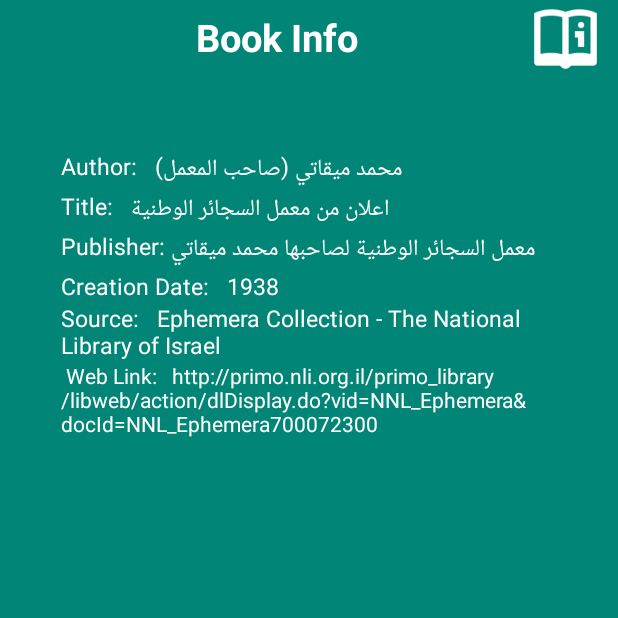
After one commit to tsofenAndroidteam/Main_rep_1, an Android app: the BookinfoActivity screen opened directly, with no data from a screen before it, on a phone screen of 412 x 824 dp, the top half of it. The commit adds this screen. Run offline under Robolectric (Android 15) with nearby library versions, the phone set to English and light mode, and no system bars.

Commit message:
-added Bookinfo Activity -added star bookmark at item -added star library to gradle -added new icon -added transperant logo

```diff
--- a/app/build.gradle
+++ b/app/build.gradle
@@ -27,4 +27,5 @@ dependencies {
     compile 'com.android.support:appcompat-v7:24.2.0'
     compile 'com.android.support:design:24.2.0'
     compile 'com.facebook.fresco:fresco:0.5.2'
+    compile 'com.github.ivbaranov:materialfavoritebutton:0.1.2'
 }
--- /dev/null
+++ b/app/src/main/java/com/example/misho/login/BookinfoActivity.java
@@ -0,0 +1,13 @@
+package com.example.misho.login;
+
+import android.support.v7.app.AppCompatActivity;
+import android.os.Bundle;
+
+public class BookinfoActivity extends AppCompatActivity {
+
+    @Override
+    protected void onCreate(Bundle savedInstanceState) {
+        super.onCreate(savedInstanceState);
+        setContentView(R.layout.activity_bookinfo2);
+    }
+}
--- a/app/src/main/java/com/example/misho/login/Item/ViewPagerActivity.java
+++ b/app/src/main/java/com/example/misho/login/Item/ViewPagerActivity.java
@@ -12,6 +12,7 @@ import android.view.ViewGroup;
 import android.widget.EditText;
 import android.widget.TextView;
 
+import com.example.misho.login.BookinfoActivity;
 import com.example.misho.login.R;
 import com.example.misho.login.SearchActivity;
 import com.facebook.common.logging.FLog;
@@ -161,6 +162,11 @@ public class ViewPagerActivity extends AppCompatActivity {
     ViewPager vpGallery;
     EditText etchange;
     TextView textView1;
+
+    public void bookinfo(View v){
+        Intent bookinfoactivity = new Intent(this,BookinfoActivity.class);
+        startActivity(bookinfoactivity);
+    }
 
     public void changepage(View v){
 
--- /dev/null
+++ b/app/src/main/res/layout/activity_bookinfo2.xml
@@ -0,0 +1,109 @@
+<LinearLayout xmlns:android="http://schemas.android.com/apk/res/android"
+    android:orientation="vertical"
+    android:layout_width="fill_parent"
+    android:layout_height="fill_parent"
+    android:weightSum="1"
+    android:background="@color/accent_material_light">
+
+
+    <FrameLayout
+        android:layout_width="match_parent"
+        android:layout_height="wrap_content"
+        android:background="@color/accent_material_light"
+        android:focusable="false" >
+
+        <TextView
+            android:layout_width="150dp"
+            android:layout_height="wrap_content"
+            android:text="Book Info"
+            android:id="@+id/textView4"
+            android:singleLine="false"
+            android:textStyle="bold|normal"
+            android:layout_gravity="center"
+            android:textColor="#ffffff"
+            android:textSize="25dp" />
+
+        <ImageView
+            android:layout_width="50dp"
+            android:layout_height="50dp"
+            android:id="@+id/imageView11"
+            android:layout_gravity="right|center_vertical"
+            android:src="@drawable/book_info"
+            android:layout_marginRight="10dp" />
+
+    </FrameLayout>
+
+    <LinearLayout
+        android:orientation="horizontal"
+        android:layout_width="match_parent"
+        android:layout_height="wrap_content"
+        android:weightSum="1"
+        android:paddingTop="50dp" >
+
+        <FrameLayout
+            android:layout_width="0dp"
+            android:layout_height="match_parent"
+            android:layout_weight="0.1" />
+
+        <LinearLayout
+            android:orientation="vertical"
+            android:layout_width="0dp"
+            android:layout_height="214dp"
+            android:layout_weight="0.8" >
+
+            <TextView
+                android:layout_width="wrap_content"
+                android:layout_height="wrap_content"
+                android:text="Author:   محمد ميقاتي (صاحب المعمل)"
+                android:id="@+id/textView12"
+                android:textColor="#ffff"
+                android:textSize="15dp" />
+
+            <TextView
+                android:layout_width="wrap_content"
+                android:layout_height="wrap_content"
+                android:text="Title:   اعلان من معمل السجائر الوطنية"
+                android:id="@+id/textView13"
+                android:textColor="#ffff"
+                android:textSize="15dp" />
+
+            <TextView
+                android:layout_width="wrap_content"
+                android:layout_height="wrap_content"
+                android:text="Publisher: معمل السجائر الوطنية لصاحبها محمد ميقاتي"
+                android:id="@+id/textView14"
+                android:textColor="#ffff"
+                android:textSize="15dp" />
+
+            <TextView
+                android:layout_width="wrap_content"
+                android:layout_height="wrap_content"
+                android:text="Creation Date:   1938"
+                android:id="@+id/textView15"
+                android:textColor="#ffff"
+                android:textSize="15dp" />
+
+            <TextView
+                android:layout_width="wrap_content"
+                android:layout_height="wrap_content"
+                android:text="Source:   Ephemera Collection - The National Library of Israel"
+                android:id="@+id/textView16"
+                android:textColor="#ffff"
+                android:textSize="15dp" />
+
+            <TextView
+                android:layout_width="wrap_content"
+                android:layout_height="101dp"
+                android:text=" Web Link:   http://primo.nli.org.il/primo_library/libweb/action/dlDisplay.do?vid=NNL_Ephemera&amp;docId=NNL_Ephemera700072300"
+                android:id="@+id/textView17"
+                android:textColor="#ffff" />
+        </LinearLayout>
+
+        <FrameLayout
+            android:layout_width="0dp"
+            android:layout_height="match_parent"
+            android:layout_weight="0.1" />
+    </LinearLayout>
+
+
+</LinearLayout>
--- a/app/src/main/res/layout/activity_search.xml
+++ b/app/src/main/res/layout/activity_search.xml
@@ -29,10 +29,6 @@
             android:src="@drawable/menu_big_search"
             android:paddingLeft="10dp" />
     </FrameLayout>
-
-    <FrameLayout
-        android:layout_width="match_parent"
-        android:layout_height="wrap_content"></FrameLayout>
 
     <LinearLayout
         android:orientation="horizontal"
--- a/app/src/main/res/values/strings.xml
+++ b/app/src/main/res/values/strings.xml
@@ -1,5 +1,5 @@
 <resources>
-    <string name="app_name">login</string>
+    <string name="app_name">LibArab</string>
 
     <!-- Strings related to login -->
     <string name="prompt_email">Email</string>
```
Also changed, not shown: app/src/main/AndroidManifest.xml (+10 -9 lines), app/src/main/res/layout/activity_bookinfo.xml (added, +109 -0 lines), app/src/main/res/layout/activity_view_pager.xml (+8 -2 lines), app/src/main/res/drawable/ic_launcher.png (added), app/src/main/res/drawable/logo.png.
